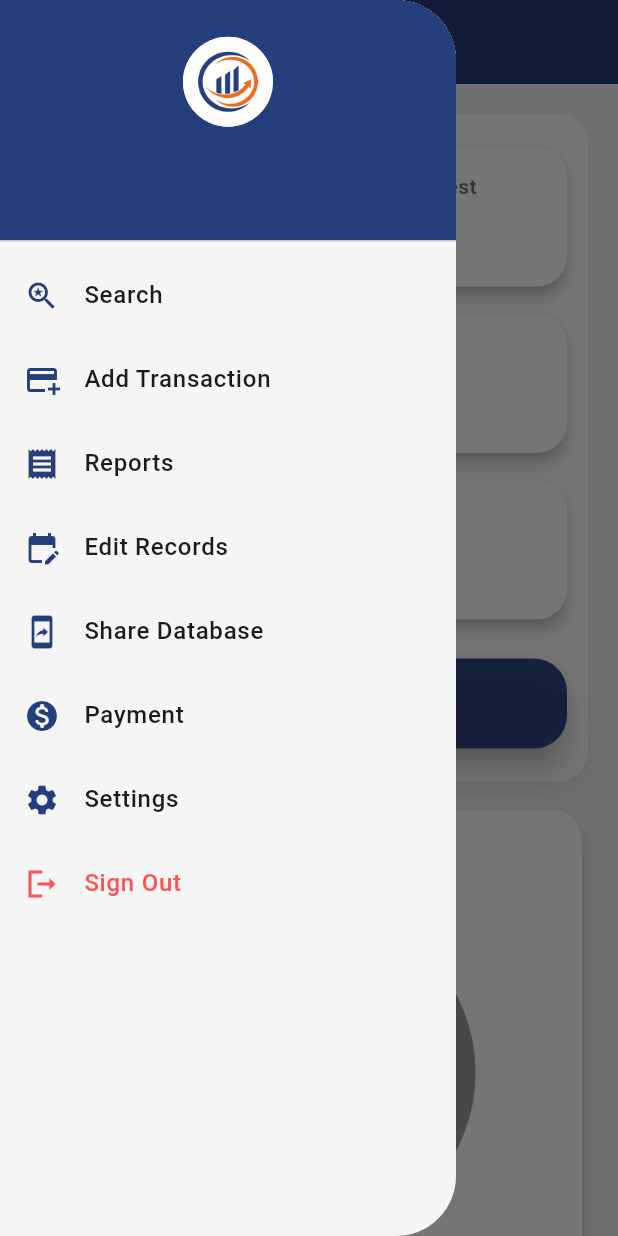
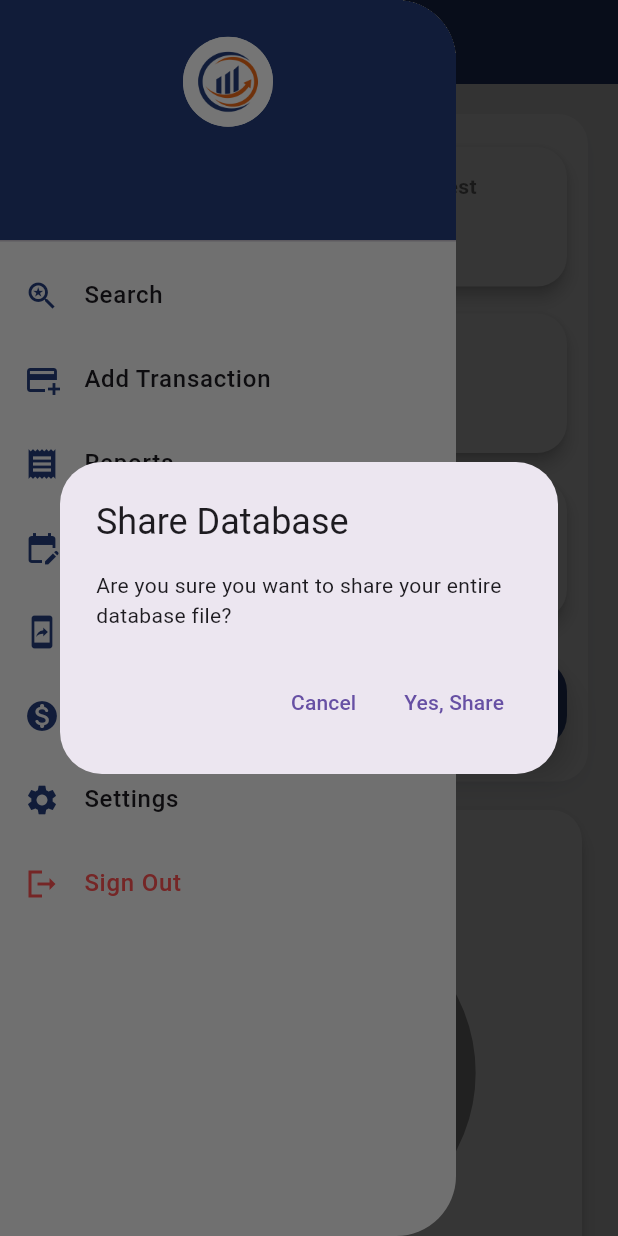
Before and after one commit to Ladanividhi/eFinance, a Flutter app: the DashboardPage screen opened directly, in the side drawer, after a tap on "Share Database", on a phone screen of 412 x 824 dp. Run offline on Flutter 3.47's test engine with Material 3 defaults, Android fonts, the light colour scheme and no system bars; drawn by our look-alikes of pie_chart; our stand-ins replace pdf, printing, share_plus, shared_preferences, sqflite; accounts and stored records are empty.

Commit message:
Updated dashboard design

```diff
--- a/lib/screens/Dashboard.dart
+++ b/lib/screens/Dashboard.dart
@@ -7,6 +7,11 @@ import 'package:eFinance/screens/SearchScreen.dart';
 import 'package:eFinance/screens/Settings.dart';
 import 'package:eFinance/utils/Constants.dart';
 import 'package:flutter/material.dart';
+import 'package:sqflite/sqflite.dart';
+import 'package:share_plus/share_plus.dart';
+import 'dart:io';
+import 'package:path/path.dart';
+
 import 'package:shared_preferences/shared_preferences.dart';
 import 'package:pie_chart/pie_chart.dart';
 
@@ -84,7 +89,7 @@ class _DashboardPageState extends State<DashboardPage> {
     await prefs.remove('user_name');
 
     Navigator.pushAndRemoveUntil(
-      context,
+      context as BuildContext,
       MaterialPageRoute(builder: (_) => const LoginPage()),
           (route) => false,
     );
@@ -131,6 +136,29 @@ class _DashboardPageState extends State<DashboardPage> {
         Expanded(child: _buildStatCard(title2, value2)),
       ],
     );
+  }
+  Future<void> _shareDatabase() async {
+    try {
+      final dbPath = await getDatabasesPath();
+      final filePath = join(dbPath, 'efinance.db');
+
+      final file = File(filePath);
+
+      if (await file.exists()) {
+        await Share.shareXFiles(
+          [XFile(file.path)],
+          text: 'Sharing my eFinance Database 📊',
+        );
+      } else {
+        ScaffoldMessenger.of(context as BuildContext).showSnackBar(
+          const SnackBar(content: Text('Database file not found!')),
+        );
+      }
+    } catch (e) {
+      ScaffoldMessenger.of(context as BuildContext).showSnackBar(
+        SnackBar(content: Text('Error sharing database: $e')),
+      );
+    }
   }
 
 
@@ -248,7 +276,29 @@ class _DashboardPageState extends State<DashboardPage> {
                 'Share Database',
                 style: TextStyle(fontWeight: FontWeight.w500),
               ),
-              onTap: () {},
+              onTap: () {
+                showDialog(
+                  context: context,
+                  builder: (context) => AlertDialog(
+                    title: const Text("Share Database"),
+                    content: const Text("Are you sure you want to share your entire database file?"),
+                    actions: [
+                      TextButton(
+                        onPressed: () => Navigator.of(context).pop(),
+                        child: const Text("Cancel"),
+                      ),
+                      TextButton(
+                        onPressed: () {
+                          Navigator.of(context).pop();
+                          _shareDatabase();
+                        },
+                        child: const Text("Yes, Share"),
+                      ),
+                    ],
+                  ),
+                );
+              },
+
             ),
             ListTile(
               leading: const Icon(Icons.monetization_on_rounded, color: primary_color),
--- a/pubspec.yaml
+++ b/pubspec.yaml
@@ -51,7 +51,7 @@ dev_dependencies:
   flutter_launcher_icons: ^0.14.3
   sqflite: ^2.3.0
   intl: ^0.19.0
-  path: ^1.8.3
+  path: ^1.9.0
   shared_preferences: ^2.2.2
   path_provider: ^2.1.2
   printing: ^5.12.0
```
